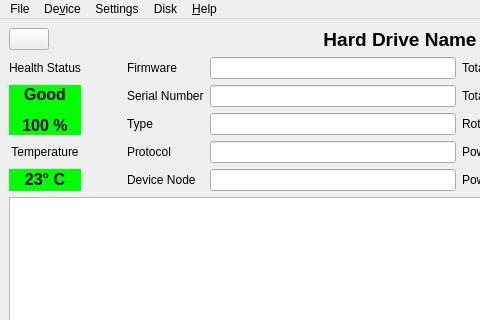
This is src/mainwindow.ui in edisionnano/QDiskInfo as Qt 5 draws it before an edit; both pictures show x 0 to 480 and y 0 to 320 of the 800 by 600 pixel window. The edited form follows.
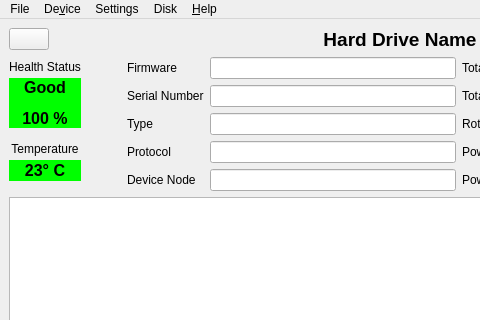
This is the edited form. Icons and pictures are not drawn.

Commit message: Fix spacing on info section

```diff
--- a/src/mainwindow.ui
+++ b/src/mainwindow.ui
@@ -111,6 +111,9 @@
        <layout class="QHBoxLayout" name="info">
         <item>
          <layout class="QVBoxLayout" name="verticalLayout">
+          <property name="spacing">
+           <number>0</number>
+          </property>
           <item>
            <widget class="QLabel" name="healthStatusLabel">
             <property name="text">
@@ -120,6 +123,12 @@
           </item>
           <item>
            <widget class="QLabel" name="healthStatusValueLabel">
+            <property name="minimumSize">
+             <size>
+              <width>0</width>
+              <height>50</height>
+             </size>
+            </property>
             <property name="styleSheet">
              <string notr="true">background-color: rgb(0, 255, 0);</string>
             </property>
@@ -128,6 +137,22 @@
             </property>
            </widget>
           </item>
+          <item>
+           <spacer name="verticalSpacer">
+            <property name="orientation">
+             <enum>Qt::Orientation::Vertical</enum>
+            </property>
+            <property name="sizeType">
+             <enum>QSizePolicy::Policy::Maximum</enum>
+            </property>
+            <property name="sizeHint" stdset="0">
+             <size>
+              <width>20</width>
+              <height>10</height>
+             </size>
+            </property>
+           </spacer>
+          </item>
           <item>
            <widget class="QLabel" name="temperatureLabel">
             <property name="text">
@@ -140,7 +165,7 @@
             <property name="maximumSize">
              <size>
               <width>16777215</width>
-              <height>50</height>
+              <height>35</height>
              </size>
             </property>
             <property name="styleSheet">
@@ -151,6 +176,22 @@
             </property>
            </widget>
           </item>
+          <item>
+           <spacer name="verticalSpacer_2">
+            <property name="orientation">
+             <enum>Qt::Orientation::Vertical</enum>
+            </property>
+            <property name="sizeType">
+             <enum>QSizePolicy::Policy::Maximum</enum>
+            </property>
+            <property name="sizeHint" stdset="0">
+             <size>
+              <width>20</width>
+              <height>10</height>
+             </size>
+            </property>
+           </spacer>
+          </item>
          </layout>
         </item>
         <item>
```
